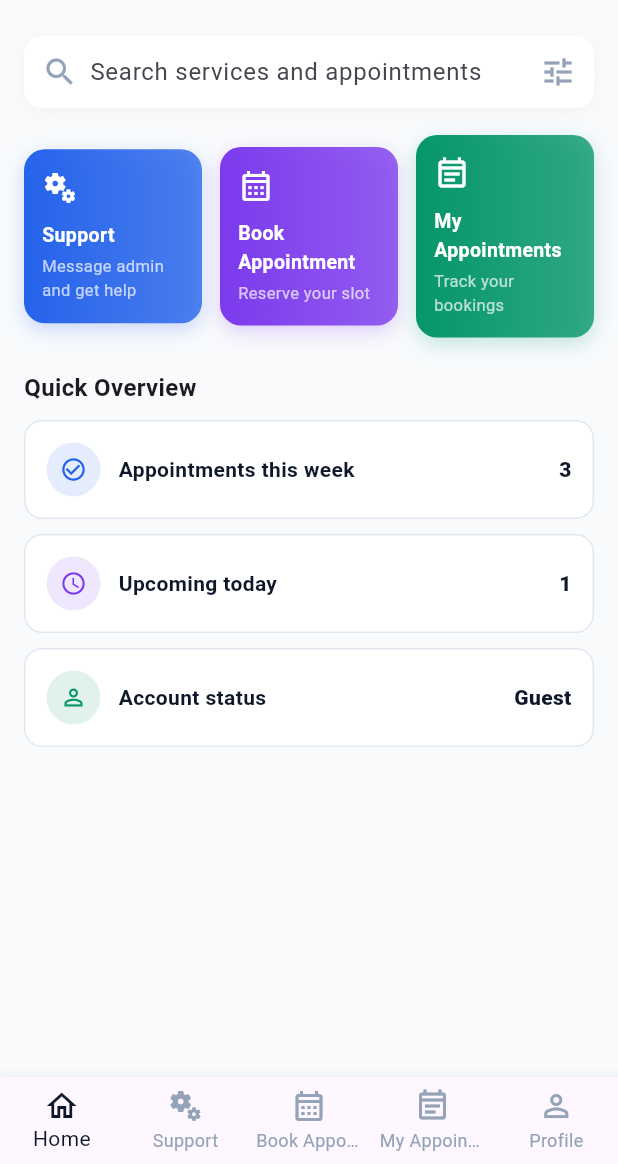
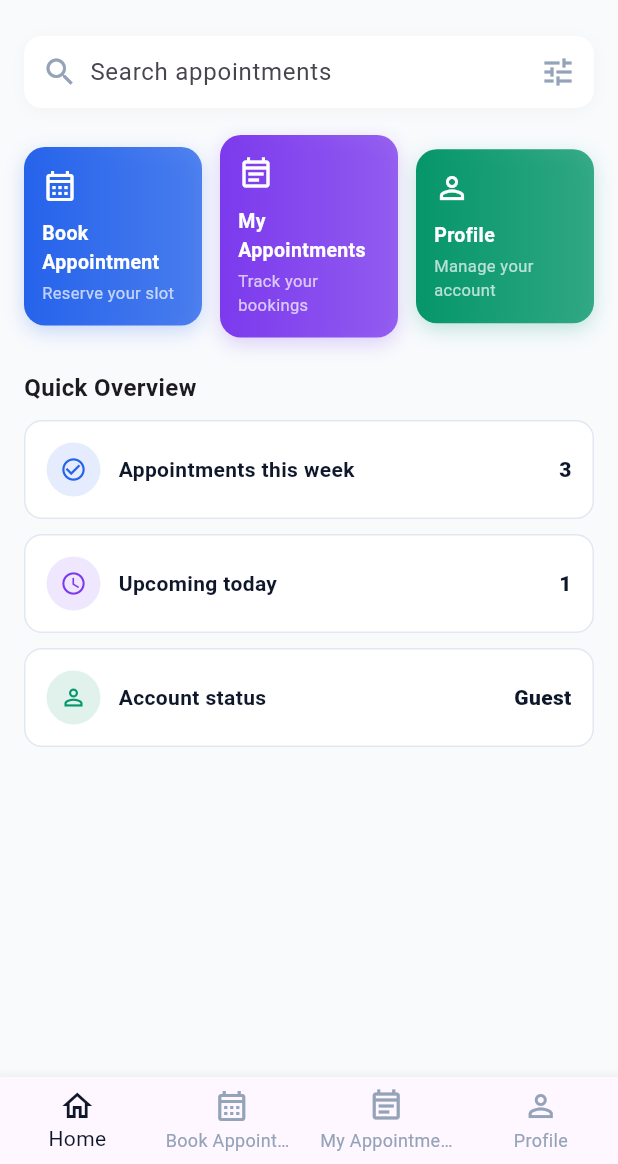
Before and after one commit to ELISHALAW/Andriod_App, a Flutter app: the screen it shows after launch, on a phone screen of 412 x 824 dp, the part 72-1236 px from its top. Run offline on Flutter 3.47's test engine with Material 3 defaults, Android fonts, the phone set to English and light mode, and no system bars; our stand-ins replace shared_preferences, table_calendar.

Commit message:
Law20260707 Removing the support module

```diff
--- a/lib/main.dart
+++ b/lib/main.dart
@@ -5,7 +5,6 @@ import 'screens/calendar_screen.dart';
 import 'screens/login_screen.dart';
 import 'screens/profile_screen.dart';
 import 'screens/register_screen.dart';
-import 'screens/services_screen.dart';
 
 void main() {
   runApp(const MyApp());
@@ -86,13 +85,11 @@ class _HomeScreenState extends State<HomeScreen> {
     final pages = [
       _HomeTab(
         isUserLoggedIn: _isUserLoggedIn,
-        greeting: _malaysiaGreeting,
         userName: _userName,
-        onGoToServices: () => _onNavTap(1),
-        onGoToBook: () => _onNavTap(2),
-        onGoToAppointments: () => _onNavTap(3),
+        onGoToBook: () => _onNavTap(1),
+        onGoToAppointments: () => _onNavTap(2),
+        onGoToProfile: () => _onNavTap(3),
       ),
-      const ServicesScreen(),
       const CalendarScreen(),
       const AppointmentsScreen(),
       const ProfileScreen(),
@@ -100,13 +97,12 @@ class _HomeScreenState extends State<HomeScreen> {
 
     return Scaffold(
       backgroundColor: const Color(0xFFF8FAFC),
-      appBar: _selectedIndex <= 1
+      appBar: _selectedIndex == 0
           ? AppBar(
               backgroundColor: Colors.transparent,
               elevation: 0,
               centerTitle: false,
-              title: _selectedIndex == 0
-                  ? Column(
+              title: Column(
                 crossAxisAlignment: CrossAxisAlignment.start,
                 children: [
                   Text(
@@ -122,7 +118,7 @@ class _HomeScreenState extends State<HomeScreen> {
                   const SizedBox(height: 2),
                   Text(
                     _isUserLoggedIn
-                              ? 'Manage your bookings and services'
+                        ? 'Manage your bookings and appointments'
                         : 'Sign in to book appointments',
                     style: const TextStyle(
                       fontSize: 13,
@@ -130,13 +126,6 @@ class _HomeScreenState extends State<HomeScreen> {
                     ),
                   ),
                 ],
-                    )
-                  : const Text(
-                      'Support',
-                      style: TextStyle(
-                        color: Color(0xFF0F172A),
-                        fontWeight: FontWeight.w700,
-                      ),
               ),
               actions: [
                 if (!_isUserLoggedIn)
@@ -167,10 +156,6 @@ class _HomeScreenState extends State<HomeScreen> {
             label: 'Home',
           ),
           BottomNavigationBarItem(
-            icon: Icon(Icons.miscellaneous_services_outlined),
-            label: 'Support',
-          ),
-          BottomNavigationBarItem(
             icon: Icon(Icons.calendar_month_outlined),
             label: 'Book Appointment',
           ),
@@ -191,19 +176,17 @@ class _HomeScreenState extends State<HomeScreen> {
 class _HomeTab extends StatelessWidget {
   const _HomeTab({
     required this.isUserLoggedIn,
-    required this.greeting,
     required this.userName,
-    required this.onGoToServices,
     required this.onGoToBook,
     required this.onGoToAppointments,
+    required this.onGoToProfile,
   });
 
   final bool isUserLoggedIn;
-  final String greeting;
   final String userName;
-  final VoidCallback onGoToServices;
   final VoidCallback onGoToBook;
   final VoidCallback onGoToAppointments;
+  final VoidCallback onGoToProfile;
 
   @override
   Widget build(BuildContext context) {
@@ -220,7 +203,7 @@ class _HomeTab extends StatelessWidget {
                 borderRadius: BorderRadius.circular(12),
                 boxShadow: [
                   BoxShadow(
-                    color: Colors.black.withOpacity(0.03),
+                    color: Colors.black.withValues(alpha: 0.03),
                     blurRadius: 8,
                     offset: const Offset(0, 2),
                   ),
@@ -233,7 +216,7 @@ class _HomeTab extends StatelessWidget {
                   Expanded(
                     child: TextField(
                       decoration: InputDecoration(
-                        hintText: 'Search services and appointments',
+                        hintText: 'Search appointments',
                         border: InputBorder.none,
                         isDense: true,
                       ),
@@ -248,20 +231,10 @@ class _HomeTab extends StatelessWidget {
               children: [
                 Expanded(
                   child: _ActionCard(
-                    title: 'Support',
-                    subtitle: 'Message admin and get help',
-                    icon: Icons.miscellaneous_services_outlined,
-                    color: const Color(0xFF2563EB),
-                    onTap: onGoToServices,
-                  ),
-                ),
-                const SizedBox(width: 12),
-                Expanded(
-                  child: _ActionCard(
                     title: 'Book Appointment',
                     subtitle: 'Reserve your slot',
                     icon: Icons.calendar_month_outlined,
-                    color: const Color(0xFF7C3AED),
+                    color: const Color(0xFF2563EB),
                     onTap: onGoToBook,
                   ),
                 ),
@@ -271,8 +244,18 @@ class _HomeTab extends StatelessWidget {
                     title: 'My Appointments',
                     subtitle: 'Track your bookings',
                     icon: Icons.event_note_outlined,
+                    color: const Color(0xFF7C3AED),
+                    onTap: onGoToAppointments,
+                  ),
+                ),
+                const SizedBox(width: 12),
+                Expanded(
+                  child: _ActionCard(
+                    title: 'Profile',
+                    subtitle: 'Manage your account',
+                    icon: Icons.person_outline,
                     color: const Color(0xFF059669),
-                    onTap: onGoToAppointments,
+                    onTap: onGoToProfile,
                   ),
                 ),
               ],
@@ -336,11 +319,13 @@ class _ActionCard extends StatelessWidget {
       child: Container(
         padding: const EdgeInsets.symmetric(horizontal: 12, vertical: 14),
         decoration: BoxDecoration(
-          gradient: LinearGradient(colors: [color, color.withOpacity(0.78)]),
+          gradient: LinearGradient(
+            colors: [color, color.withValues(alpha: 0.78)],
+          ),
           borderRadius: BorderRadius.circular(14),
           boxShadow: [
             BoxShadow(
-              color: color.withOpacity(0.22),
+              color: color.withValues(alpha: 0.22),
               blurRadius: 10,
               offset: const Offset(0, 4),
             ),
@@ -399,7 +384,7 @@ class _OverviewTile extends StatelessWidget {
         children: [
           CircleAvatar(
             radius: 18,
-            backgroundColor: color.withOpacity(0.12),
+            backgroundColor: color.withValues(alpha: 0.12),
             child: Icon(icon, color: color, size: 18),
           ),
           const SizedBox(width: 12),
--- a/lib/services/database_service.dart
+++ b/lib/services/database_service.dart
@@ -375,20 +375,6 @@ class DatabaseService {
     }
   }
 
-  /// Convenience method for support chat from app user to admin.
-  static Future<Map<String, dynamic>> sendToAdmin({
-    required int userId,
-    required String message,
-    String subject = 'Support Request',
-  }) async {
-    return createMessage(
-      userId: userId,
-      sender: 'User',
-      subject: subject,
-      body: message,
-    );
-  }
-
   /// Mark a message as read
   static Future<Map<String, dynamic>> markMessageRead({
     required int messageId,
```
Also changed, not shown: lib/screens/services_screen.dart (deleted, +0 -393 lines), 1 other file. Lines whose indentation alone changed are shown as unchanged.
